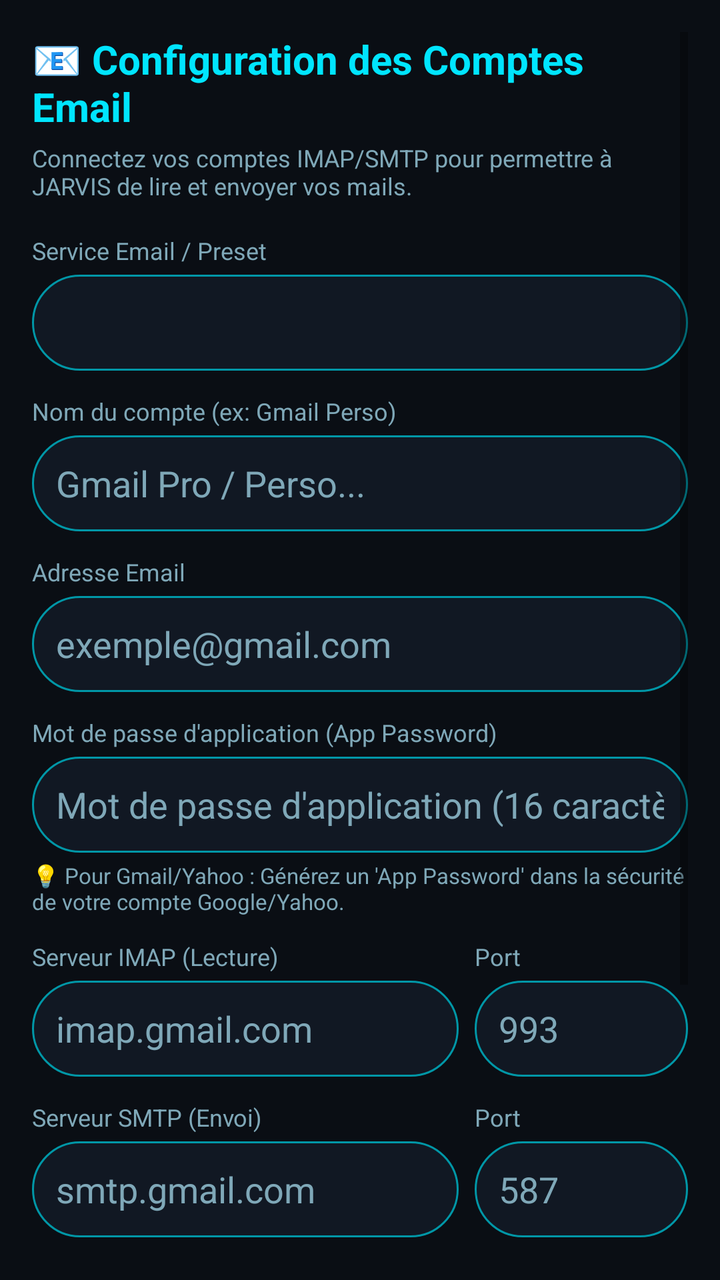
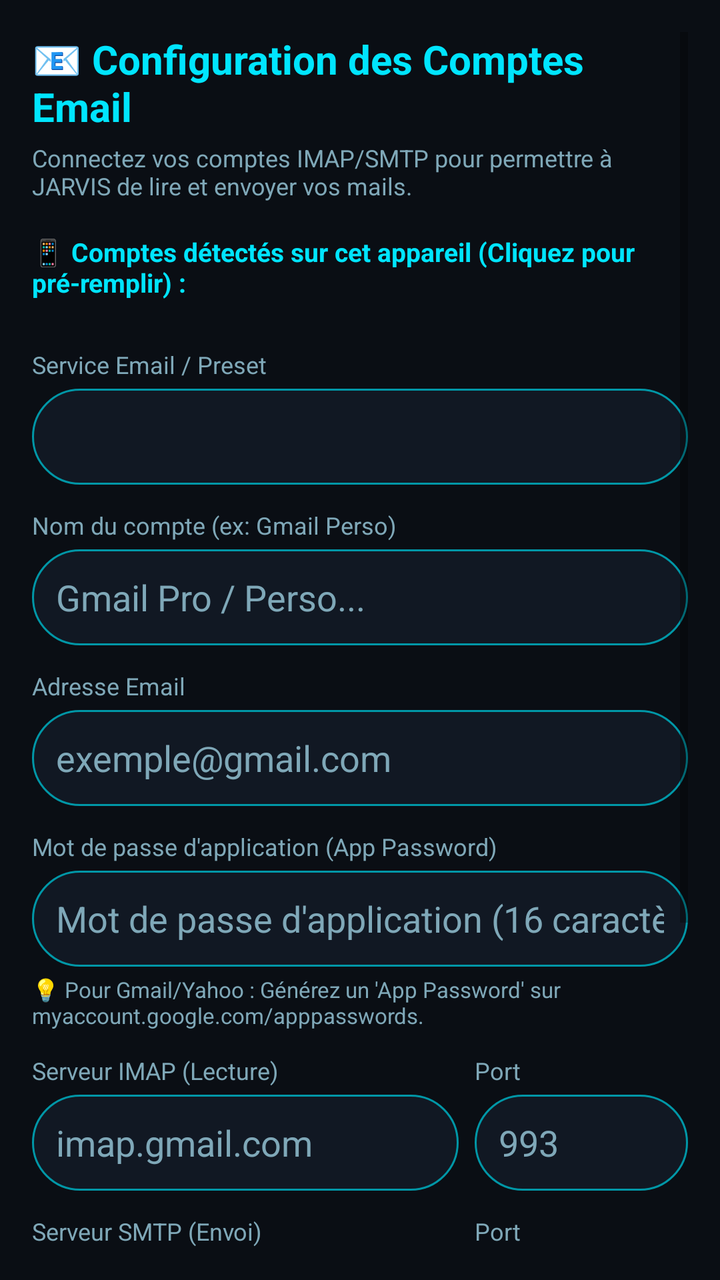

Screens rendered from an Android XML layout before and after an edit, with the pre-edit source and the edit as a unified diff.
<!-- AndroidManifest.xml: activity theme Theme.Jarvis -->
<!-- res/layout/activity_email_config.xml -->
<?xml version="1.0" encoding="utf-8"?>
<ScrollView xmlns:android="http://schemas.android.com/apk/res/android"
    android:layout_width="match_parent"
    android:layout_height="match_parent"
    android:background="@color/background_dark"
    android:padding="16dp">

    <LinearLayout
        android:layout_width="match_parent"
        android:layout_height="wrap_content"
        android:orientation="vertical">

        <TextView
            android:layout_width="wrap_content"
            android:layout_height="wrap_content"
            android:text="📧 Configuration des Comptes Email"
            android:textColor="@color/cyan_accent"
            android:textSize="20sp"
            android:textStyle="bold" />

        <TextView
            android:layout_width="wrap_content"
            android:layout_height="wrap_content"
            android:layout_marginTop="4dp"
            android:layout_marginBottom="16dp"
            android:text="Connectez vos comptes IMAP/SMTP pour permettre à JARVIS de lire et envoyer vos mails."
            android:textColor="@color/text_secondary"
            android:textSize="12sp" />

        
        <TextView
            android:layout_width="wrap_content"
            android:layout_height="wrap_content"
            android:text="Service Email / Preset"
            android:textColor="@color/text_secondary"
            android:textSize="12sp" />

        <Spinner
            android:id="@+id/presetSpinner"
            android:layout_width="match_parent"
            android:layout_height="48dp"
            android:layout_marginTop="4dp"
            android:background="@drawable/bg_input"
            android:paddingStart="12dp"
            android:paddingEnd="12dp" />

        
        <TextView
            android:layout_width="wrap_content"
            android:layout_height="wrap_content"
            android:layout_marginTop="12dp"
            android:text="Nom du compte (ex: Gmail Perso)"
            android:textColor="@color/text_secondary"
            android:textSize="12sp" />

        <EditText
            android:id="@+id/accountLabelInput"
            android:layout_width="match_parent"
            android:layout_height="48dp"
            android:layout_marginTop="4dp"
            android:background="@drawable/bg_input"
            android:hint="Gmail Pro / Perso..."
            android:inputType="text"
            android:paddingStart="12dp"
            android:paddingEnd="12dp"
            android:textColor="@color/text_primary"
            android:textColorHint="@color/text_secondary" />

        
        <TextView
            android:layout_width="wrap_content"
            android:layout_height="wrap_content"
            android:layout_marginTop="12dp"
            android:text="Adresse Email"
            android:textColor="@color/text_secondary"
            android:textSize="12sp" />

        <EditText
            android:id="@+id/emailInput"
            android:layout_width="match_parent"
            android:layout_height="48dp"
            android:layout_marginTop="4dp"
            android:background="@drawable/bg_input"
            android:hint="exemple@gmail.com"
            android:inputType="textEmailAddress"
            android:paddingStart="12dp"
            android:paddingEnd="12dp"
            android:textColor="@color/text_primary"
            android:textColorHint="@color/text_secondary" />

        
        <TextView
            android:layout_width="wrap_content"
            android:layout_height="wrap_content"
            android:layout_marginTop="12dp"
            android:text="Mot de passe d'application (App Password)"
            android:textColor="@color/text_secondary"
            android:textSize="12sp" />

        <EditText
            android:id="@+id/passwordInput"
            android:layout_width="match_parent"
            android:layout_height="48dp"
            android:layout_marginTop="4dp"
            android:background="@drawable/bg_input"
            android:hint="Mot de passe d'application (16 caractères)..."
            android:inputType="textPassword"
            android:paddingStart="12dp"
            android:paddingEnd="12dp"
            android:textColor="@color/text_primary"
            android:textColorHint="@color/text_secondary" />

        <TextView
            android:layout_width="wrap_content"
            android:layout_height="wrap_content"
            android:layout_marginTop="4dp"
            android:text="💡 Pour Gmail/Yahoo : Générez un 'App Password' dans la sécurité de votre compte Google/Yahoo."
            android:textColor="@color/text_secondary"
            android:textSize="11sp" />

        
        <LinearLayout
            android:layout_width="match_parent"
            android:layout_height="wrap_content"
            android:layout_marginTop="12dp"
            android:orientation="horizontal">

            <LinearLayout
                android:layout_width="0dp"
                android:layout_height="wrap_content"
                android:layout_weight="2"
                android:orientation="vertical">

                <TextView
                    android:layout_width="wrap_content"
                    android:layout_height="wrap_content"
                    android:text="Serveur IMAP (Lecture)"
                    android:textColor="@color/text_secondary"
                    android:textSize="12sp" />

                <EditText
                    android:id="@+id/imapHostInput"
                    android:layout_width="match_parent"
                    android:layout_height="48dp"
                    android:layout_marginTop="4dp"
                    android:background="@drawable/bg_input"
                    android:hint="imap.gmail.com"
                    android:inputType="text"
                    android:paddingStart="12dp"
                    android:textColor="@color/text_primary"
                    android:textColorHint="@color/text_secondary" />
            </LinearLayout>

            <LinearLayout
                android:layout_width="0dp"
                android:layout_height="wrap_content"
                android:layout_marginStart="8dp"
                android:layout_weight="1"
                android:orientation="vertical">

                <TextView
                    android:layout_width="wrap_content"
                    android:layout_height="wrap_content"
                    android:text="Port"
                    android:textColor="@color/text_secondary"
                    android:textSize="12sp" />

                <EditText
                    android:id="@+id/imapPortInput"
                    android:layout_width="match_parent"
                    android:layout_height="48dp"
                    android:layout_marginTop="4dp"
                    android:background="@drawable/bg_input"
                    android:hint="993"
                    android:inputType="number"
                    android:paddingStart="12dp"
                    android:textColor="@color/text_primary"
                    android:textColorHint="@color/text_secondary" />
            </LinearLayout>
        </LinearLayout>

        
        <LinearLayout
            android:layout_width="match_parent"
            android:layout_height="wrap_content"
            android:layout_marginTop="12dp"
            android:orientation="horizontal">

            <LinearLayout
                android:layout_width="0dp"
                android:layout_height="wrap_content"
                android:layout_weight="2"
                android:orientation="vertical">

                <TextView
                    android:layout_width="wrap_content"
                    android:layout_height="wrap_content"
                    android:text="Serveur SMTP (Envoi)"
                    android:textColor="@color/text_secondary"
                    android:textSize="12sp" />

                <EditText
                    android:id="@+id/smtpHostInput"
                    android:layout_width="match_parent"
                    android:layout_height="48dp"
                    android:layout_marginTop="4dp"
                    android:background="@drawable/bg_input"
                    android:hint="smtp.gmail.com"
                    android:inputType="text"
                    android:paddingStart="12dp"
                    android:textColor="@color/text_primary"
                    android:textColorHint="@color/text_secondary" />
            </LinearLayout>

            <LinearLayout
                android:layout_width="0dp"
                android:layout_height="wrap_content"
                android:layout_marginStart="8dp"
                android:layout_weight="1"
                android:orientation="vertical">

                <TextView
                    android:layout_width="wrap_content"
                    android:layout_height="wrap_content"
                    android:text="Port"
                    android:textColor="@color/text_secondary"
                    android:textSize="12sp" />

                <EditText
                    android:id="@+id/smtpPortInput"
                    android:layout_width="match_parent"
                    android:layout_height="48dp"
                    android:layout_marginTop="4dp"
                    android:background="@drawable/bg_input"
                    android:hint="587"
                    android:inputType="number"
                    android:paddingStart="12dp"
                    android:textColor="@color/text_primary"
                    android:textColorHint="@color/text_secondary" />
            </LinearLayout>
        </LinearLayout>

        <CheckBox
            android:id="@+id/useSslCheck"
            android:layout_width="wrap_content"
            android:layout_height="wrap_content"
            android:layout_marginTop="8dp"
            android:checked="true"
            android:text="Utiliser SSL / TLS sécurisé"
            android:textColor="@color/text_primary" />

        
        <LinearLayout
            android:layout_width="match_parent"
            android:layout_height="wrap_content"
            android:layout_marginTop="16dp"
            android:orientation="horizontal">

            <TextView
                android:id="@+id/btnTestConnection"
                android:layout_width="0dp"
                android:layout_height="48dp"
                android:layout_weight="1"
                android:layout_marginEnd="6dp"
                android:background="@drawable/bg_bubble_ai"
                android:gravity="center"
                android:text="🧪 Tester la connexion"
                android:textColor="@color/cyan_accent"
                android:textSize="13sp"
                android:textStyle="bold" />

            <TextView
                android:id="@+id/btnSaveAccount"
                android:layout_width="0dp"
                android:layout_height="48dp"
                android:layout_weight="1"
                android:layout_marginStart="6dp"
                android:background="@drawable/bg_mic_button"
                android:gravity="center"
                android:text="💾 Enregistrer"
                android:textColor="@color/background_dark"
                android:textSize="13sp"
                android:textStyle="bold" />
        </LinearLayout>

        <TextView
            android:id="@+id/testResultText"
            android:layout_width="match_parent"
            android:layout_height="wrap_content"
            android:layout_marginTop="8dp"
            android:textColor="@color/text_primary"
            android:textSize="12sp" />

        
        <TextView
            android:layout_width="wrap_content"
            android:layout_height="wrap_content"
            android:layout_marginTop="24dp"
            android:text="📋 Vos Comptes Configurés"
            android:textColor="@color/cyan_accent"
            android:textSize="16sp"
            android:textStyle="bold" />

        <LinearLayout
            android:id="@+id/accountsContainer"
            android:layout_width="match_parent"
            android:layout_height="wrap_content"
            android:layout_marginTop="8dp"
            android:orientation="vertical" />

    </LinearLayout>
</ScrollView>
<!-- resources referenced by this layout -->
<resources>
  <color name="background_dark">#0A0E14</color>
  <color name="cyan_accent">#00E5FF</color>
  <color name="text_primary">#E8F6FF</color>
  <color name="text_secondary">#7FA8B8</color>
  <!-- drawable bg_bubble_ai (drawable) -->
  <?xml version="1.0" encoding="utf-8"?>
  <shape xmlns:android="http://schemas.android.com/apk/res/android" android:shape="rectangle">
      <solid android:color="@color/bubble_ai" />
      <stroke android:width="1dp" android:color="@color/cyan_dim" />
      <corners
          android:topLeftRadius="18dp"
          android:topRightRadius="18dp"
          android:bottomLeftRadius="4dp"
          android:bottomRightRadius="18dp" />
  </shape>
  <!-- drawable bg_input (drawable) -->
  <?xml version="1.0" encoding="utf-8"?>
  <shape xmlns:android="http://schemas.android.com/apk/res/android" android:shape="rectangle">
      <solid android:color="@color/surface_dark" />
      <stroke android:width="1dp" android:color="@color/cyan_dim" />
      <corners android:radius="24dp" />
  </shape>
  <!-- drawable bg_mic_button (drawable) -->
  <?xml version="1.0" encoding="utf-8"?>
  <shape xmlns:android="http://schemas.android.com/apk/res/android" android:shape="oval">
      <solid android:color="@color/cyan_accent" />
  </shape>
  <style name="Theme.Jarvis" parent="Theme.MaterialComponents.DayNight.NoActionBar">
          <item name="colorPrimary">@color/cyan_accent</item>
          <item name="colorPrimaryDark">@color/background_dark</item>
          <item name="colorAccent">@color/cyan_accent</item>
          <item name="android:windowBackground">@color/background_dark</item>
          <item name="android:statusBarColor">@color/background_dark</item>
          <item name="android:navigationBarColor">@color/background_dark</item>
          <item name="android:textColorPrimary">@color/text_primary</item>
      </style>
  <color name="bubble_ai">#062B33</color>
  <color name="cyan_dim">#0097A7</color>
  <color name="surface_dark">#111823</color>
</resources>

<!-- the commit's change to res/layout/activity_email_config.xml (unified diff, before → after) -->
@@ -26,6 +26,23 @@
             android:text="Connectez vos comptes IMAP/SMTP pour permettre à JARVIS de lire et envoyer vos mails."
             android:textColor="@color/text_secondary"
             android:textSize="12sp" />
+
+        
+        <TextView
+            android:layout_width="wrap_content"
+            android:layout_height="wrap_content"
+            android:text="📱 Comptes détectés sur cet appareil (Cliquez pour pré-remplir) :"
+            android:textColor="@color/cyan_accent"
+            android:textSize="13sp"
+            android:textStyle="bold"
+            android:layout_marginBottom="8dp" />
+
+        <LinearLayout
+            android:id="@+id/discoveredAccountsContainer"
+            android:layout_width="match_parent"
+            android:layout_height="wrap_content"
+            android:orientation="vertical"
+            android:layout_marginBottom="16dp" />
 
         
         <TextView
@@ -114,7 +131,7 @@
             android:layout_width="wrap_content"
             android:layout_height="wrap_content"
             android:layout_marginTop="4dp"
-            android:text="💡 Pour Gmail/Yahoo : Générez un 'App Password' dans la sécurité de votre compte Google/Yahoo."
+            android:text="💡 Pour Gmail/Yahoo : Générez un 'App Password' sur myaccount.google.com/apppasswords."
             android:textColor="@color/text_secondary"
             android:textSize="11sp" />
 
